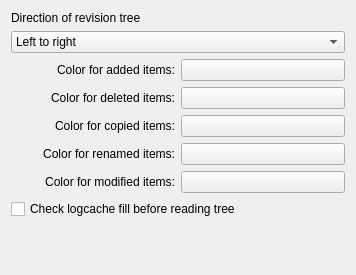
Qt form src/settings/revisiontree_settings.ui (centic9/kdesvn-ppa) before a commit.
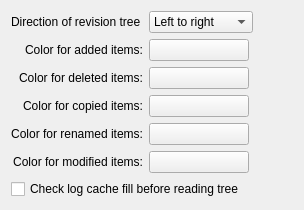
The same form after that commit. Custom widgets are drawn as their Qt base class.

Diff of the .ui file:
```diff
--- a/src/settings/revisiontree_settings.ui
+++ b/src/settings/revisiontree_settings.ui
@@ -1,54 +1,52 @@
 <ui version="4.0" >
  <class>RevisionTreeSettings</class>
- <widget class="QWidget" name="RevisionTreeSettings" >
-  <property name="geometry" >
-   <rect>
-    <x>0</x>
-    <y>0</y>
-    <width>356</width>
-    <height>275</height>
-   </rect>
+ <widget class="QWidget" name="RevisionTreeSettings">
+  <property name="windowTitle">
+   <string>Revision tree Settings</string>
   </property>
-  <property name="windowTitle" >
-   <string>Revisiontree Settings</string>
-  </property>
-  <layout class="QVBoxLayout" name="verticalLayout" >
-   <item>
-    <widget class="QLabel" name="label" >
-     <property name="text" >
-      <string>Direction of revision tree</string>
-     </property>
-    </widget>
-   </item>
-   <item>
-    <widget class="KComboBox" name="kcfg_tree_direction" >
-     <item>
-      <property name="text" >
-       <string>Left to right</string>
-      </property>
+  <layout class="QGridLayout" name="gridLayout_2">
+   <item row="0" column="0">
+    <layout class="QGridLayout" name="gridLayout">
+     <item row="4" column="1">
+      <widget class="KColorButton" name="kcfg_tree_rename_color">
+       <property name="maximumSize">
+        <size>
+         <width>100</width>
+         <height>16777215</height>
+        </size>
+       </property>
+       <property name="text">
+        <string/>
+       </property>
+      </widget>
      </item>
-     <item>
-      <property name="text" >
-       <string>Bottom to top</string>
-      </property>
+     <item row="0" column="1">
+      <widget class="KComboBox" name="kcfg_tree_direction">
+       <item>
+        <property name="text">
+         <string>Left to right</string>
+        </property>
+       </item>
+       <item>
+        <property name="text">
+         <string>Bottom to top</string>
+        </property>
+       </item>
+       <item>
+        <property name="text">
+         <string>Right to left</string>
+        </property>
+       </item>
+       <item>
+        <property name="text">
+         <string>Top to bottom</string>
+        </property>
+       </item>
+      </widget>
      </item>
-     <item>
-      <property name="text" >
-       <string>Right to left</string>
-      </property>
-     </item>
-     <item>
-      <property name="text" >
-       <string>Top to bottom</string>
-      </property>
-     </item>
-    </widget>
-   </item>
-   <item>
-    <layout class="QHBoxLayout" >
-     <item>
-      <widget class="QLabel" name="m_AddColorLabel" >
-       <property name="text" >
+     <item row="1" column="0">
+      <widget class="QLabel" name="m_AddColorLabel">
+       <property name="text">
         <string>Color for added items:</string>
        </property>
        <property name="alignment" >
@@ -59,44 +57,22 @@
        </property>
       </widget>
      </item>
-     <item>
-      <widget class="KColorButton" name="kcfg_tree_add_color" >
-       <property name="text" >
-        <string/>
+     <item row="2" column="1">
+      <widget class="KColorButton" name="kcfg_tree_delete_color">
+       <property name="maximumSize">
+        <size>
+         <width>100</width>
+         <height>16777215</height>
+        </size>
        </property>
-      </widget>
-     </item>
-    </layout>
-   </item>
-   <item>
-    <layout class="QHBoxLayout" >
-     <item>
-      <widget class="QLabel" name="textLabel2" >
-       <property name="text" >
-        <string>Color for deleted items:</string>
-       </property>
-       <property name="alignment" >
-        <set>Qt::AlignRight|Qt::AlignTrailing|Qt::AlignVCenter</set>
-       </property>
-       <property name="wordWrap" >
-        <bool>false</bool>
-       </property>
-      </widget>
-     </item>
-     <item>
-      <widget class="KColorButton" name="kcfg_tree_delete_color" >
-       <property name="text" >
+       <property name="text">
         <string/>
        </property>
       </widget>
      </item>
-    </layout>
-   </item>
-   <item>
-    <layout class="QHBoxLayout" >
-     <item>
-      <widget class="QLabel" name="textLabel3" >
-       <property name="text" >
+     <item row="3" column="0">
+      <widget class="QLabel" name="textLabel3">
+       <property name="text">
         <string>Color for copied items:</string>
        </property>
        <property name="alignment" >
@@ -107,20 +83,9 @@
        </property>
       </widget>
      </item>
-     <item>
-      <widget class="KColorButton" name="kcfg_tree_copy_color" >
-       <property name="text" >
-        <string/>
-       </property>
-      </widget>
-     </item>
-    </layout>
-   </item>
-   <item>
-    <layout class="QHBoxLayout" >
-     <item>
-      <widget class="QLabel" name="textLabel4" >
-       <property name="text" >
+     <item row="4" column="0">
+      <widget class="QLabel" name="textLabel4">
+       <property name="text">
         <string>Color for renamed items:</string>
        </property>
        <property name="alignment" >
@@ -131,20 +96,9 @@
        </property>
       </widget>
      </item>
-     <item>
-      <widget class="KColorButton" name="kcfg_tree_rename_color" >
-       <property name="text" >
-        <string/>
-       </property>
-      </widget>
-     </item>
-    </layout>
-   </item>
-   <item>
-    <layout class="QHBoxLayout" >
-     <item>
-      <widget class="QLabel" name="textLabel5" >
-       <property name="text" >
+     <item row="5" column="0">
+      <widget class="QLabel" name="textLabel5">
+       <property name="text">
         <string>Color for modified items:</string>
        </property>
        <property name="alignment" >
@@ -155,31 +109,96 @@
        </property>
       </widget>
      </item>
-     <item>
-      <widget class="KColorButton" name="kcfg_tree_modify_color" >
-       <property name="text" >
+     <item row="1" column="1">
+      <widget class="KColorButton" name="kcfg_tree_add_color">
+       <property name="maximumSize">
+        <size>
+         <width>100</width>
+         <height>16777215</height>
+        </size>
+       </property>
+       <property name="text">
         <string/>
        </property>
       </widget>
      </item>
-    </layout>
-   </item>
-   <item>
-    <widget class="QCheckBox" name="kcfg_fill_cache_on_tree" >
-     <property name="toolTip" >
-      <string>Should kdesvn check content of logcache before starting the tree</string>
-     </property>
-     <property name="whatsThis" >
-      <string>When starting the tree generation and reading data from log cache kdesvn may check for newer items in repository if network is enabled. 
+     <item row="0" column="0">
+      <widget class="QLabel" name="label">
+       <property name="text">
+        <string>Direction of revision tree</string>
+       </property>
+      </widget>
+     </item>
+     <item row="2" column="0">
+      <widget class="QLabel" name="textLabel2">
+       <property name="text">
+        <string>Color for deleted items:</string>
+       </property>
+       <property name="alignment">
+        <set>Qt::AlignRight|Qt::AlignTrailing|Qt::AlignVCenter</set>
+       </property>
+       <property name="wordWrap">
+        <bool>false</bool>
+       </property>
+      </widget>
+     </item>
+     <item row="3" column="1">
+      <widget class="KColorButton" name="kcfg_tree_copy_color">
+       <property name="maximumSize">
+        <size>
+         <width>100</width>
+         <height>16777215</height>
+        </size>
+       </property>
+       <property name="text">
+        <string/>
+       </property>
+      </widget>
+     </item>
+     <item row="5" column="1">
+      <widget class="KColorButton" name="kcfg_tree_modify_color">
+       <property name="maximumSize">
+        <size>
+         <width>100</width>
+         <height>16777215</height>
+        </size>
+       </property>
+       <property name="text">
+        <string/>
+       </property>
+      </widget>
+     </item>
+     <item row="6" column="0" colspan="2">
+      <widget class="QCheckBox" name="kcfg_fill_cache_on_tree">
+       <property name="toolTip">
+        <string>Should kdesvn check content of log cache before starting the tree</string>
+       </property>
+       <property name="whatsThis">
+        <string>When starting the tree generation and reading data from log cache kdesvn may check for newer items in repository if network is enabled. 
 
 But this may slow down tree generation so it is disabled by default.</string>
+       </property>
+       <property name="text">
+        <string>Check log cache fill before reading tree</string>
+       </property>
+      </widget>
+     </item>
+    </layout>
+   </item>
+   <item row="0" column="1">
+    <spacer name="horizontalSpacer">
+     <property name="orientation">
+      <enum>Qt::Horizontal</enum>
      </property>
-     <property name="text" >
-      <string>Check logcache fill before reading tree</string>
+     <property name="sizeHint" stdset="0">
+      <size>
+       <width>40</width>
+       <height>20</height>
+      </size>
      </property>
-    </widget>
+    </spacer>
    </item>
-   <item>
+   <item row="1" column="0">
     <spacer>
      <property name="orientation" >
       <enum>Qt::Vertical</enum>
@@ -187,17 +206,17 @@
      <property name="sizeType" >
       <enum>QSizePolicy::Expanding</enum>
      </property>
-     <property name="sizeHint" stdset="0" >
+     <property name="sizeHint" stdset="0">
       <size>
        <width>20</width>
-       <height>40</height>
+       <height>0</height>
       </size>
      </property>
     </spacer>
    </item>
   </layout>
  </widget>
- <layoutdefault spacing="6" margin="11" />
+ <layoutdefault spacing="6" margin="11"/>
  <customwidgets>
   <customwidget>
    <class>KColorButton</class>
```
Left out of the diff: 32 changed lines with no effect on the pictures.
